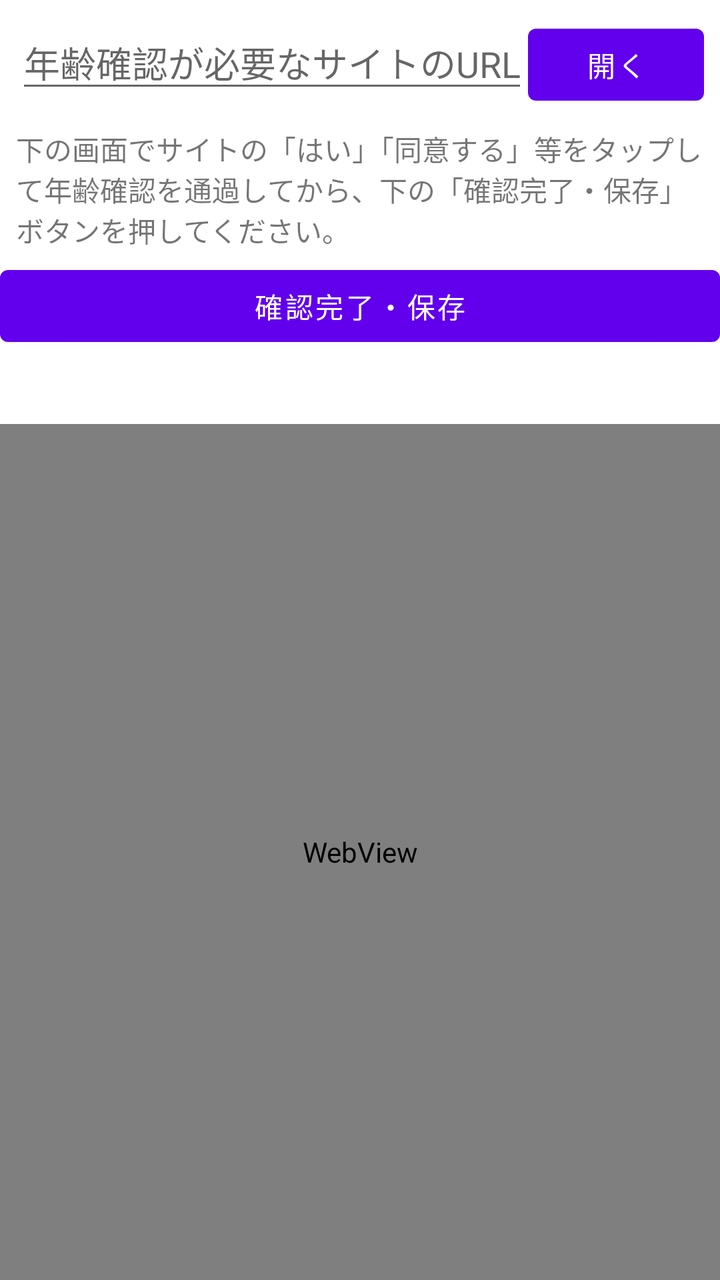
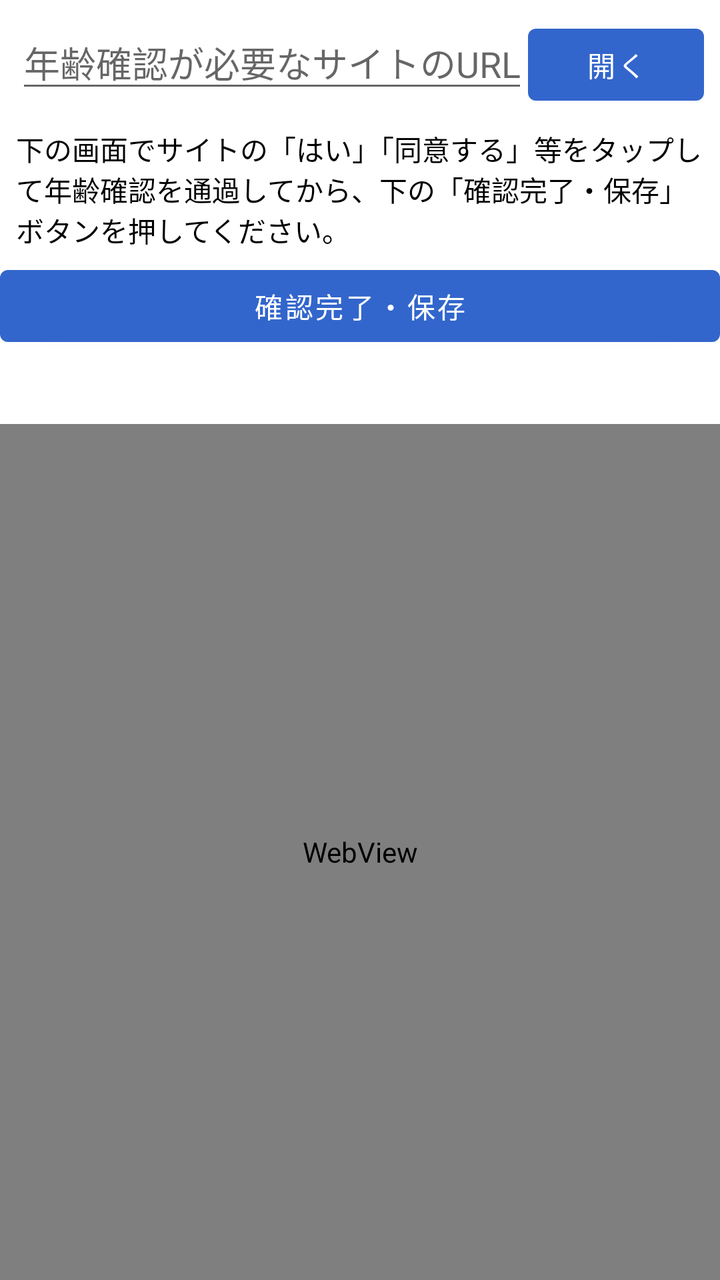

The first picture is an Android layout as it rendered before a commit; the second is the same layout after the commit. The layout source and the unified diff follow.
<!-- AndroidManifest.xml: application theme Theme.NovelReader -->
<!-- res/layout/activity_age_gate.xml -->
<?xml version="1.0" encoding="utf-8"?>
<LinearLayout xmlns:android="http://schemas.android.com/apk/res/android"
    android:orientation="vertical"
    android:layout_width="match_parent"
    android:layout_height="match_parent">

    <LinearLayout
        android:orientation="horizontal"
        android:layout_width="match_parent"
        android:layout_height="wrap_content"
        android:padding="8dp">

        <EditText
            android:id="@+id/editGateUrl"
            android:layout_width="0dp"
            android:layout_height="wrap_content"
            android:layout_weight="1"
            android:hint="年齢確認が必要なサイトのURL"
            android:inputType="textUri" />

        <Button
            android:id="@+id/btnOpenGate"
            android:layout_width="wrap_content"
            android:layout_height="wrap_content"
            android:text="開く" />
    </LinearLayout>

    <TextView
        android:layout_width="match_parent"
        android:layout_height="wrap_content"
        android:paddingHorizontal="8dp"
        android:paddingBottom="4dp"
        android:text="下の画面でサイトの「はい」「同意する」等をタップして年齢確認を通過してから、下の「確認完了・保存」ボタンを押してください。" />

    <Button
        android:id="@+id/btnConfirmDone"
        android:layout_width="match_parent"
        android:layout_height="wrap_content"
        android:text="確認完了・保存" />

    <TextView
        android:id="@+id/statusGate"
        android:layout_width="match_parent"
        android:layout_height="wrap_content"
        android:padding="8dp"
        android:textColor="#3366CC" />

    <WebView
        android:id="@+id/gateWebView"
        android:layout_width="match_parent"
        android:layout_height="0dp"
        android:layout_weight="1" />

</LinearLayout>
<!-- resources referenced by this layout -->
<resources>
  <style name="Theme.NovelReader" parent="Theme.MaterialComponents.DayNight.NoActionBar" />
</resources>

<!-- the commit's change to res/layout/activity_age_gate.xml (unified diff, before → after) -->
@@ -43,7 +43,7 @@
         android:layout_width="match_parent"
         android:layout_height="wrap_content"
         android:padding="8dp"
-        android:textColor="#3366CC" />
+        android:textColor="@color/app_accent" />
 
     <WebView
         android:id="@+id/gateWebView"
<!-- resource entries referenced after the edit -->
@@ -1,5 +1,17 @@
 <!-- resources referenced by this layout -->
 <resources>
-  <style name="Theme.NovelReader" parent="Theme.MaterialComponents.DayNight.NoActionBar" />
+  <color name="app_accent">#3366CC</color>
+  <style name="Theme.NovelReader" parent="Theme.MaterialComponents.Light.NoActionBar">
+          <item name="android:windowBackground">@color/app_background</item>
+          <item name="colorBackground">@color/app_background</item>
+          <item name="android:textColorPrimary">@color/app_text_primary</item>
+          <item name="android:textColorSecondary">@color/app_text_secondary</item>
+          <item name="android:textColor">@color/app_text_primary</item>
+          <item name="colorPrimary">@color/app_accent</item>
+          <item name="colorAccent">@color/app_accent</item>
+      </style>
+  <color name="app_background">#FFFFFF</color>
+  <color name="app_text_primary">#000000</color>
+  <color name="app_text_secondary">#666666</color>
 </resources>
 
